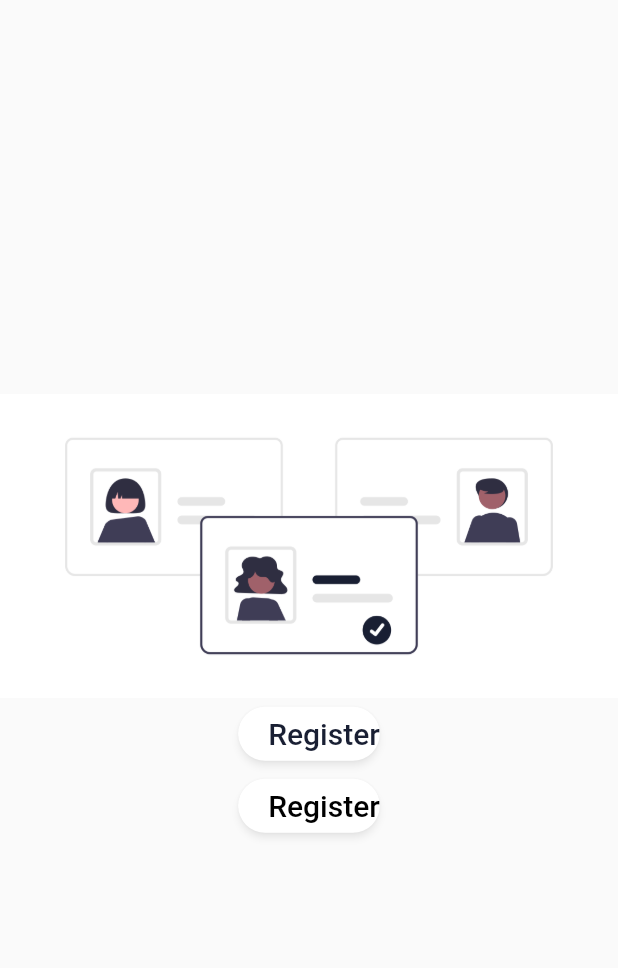
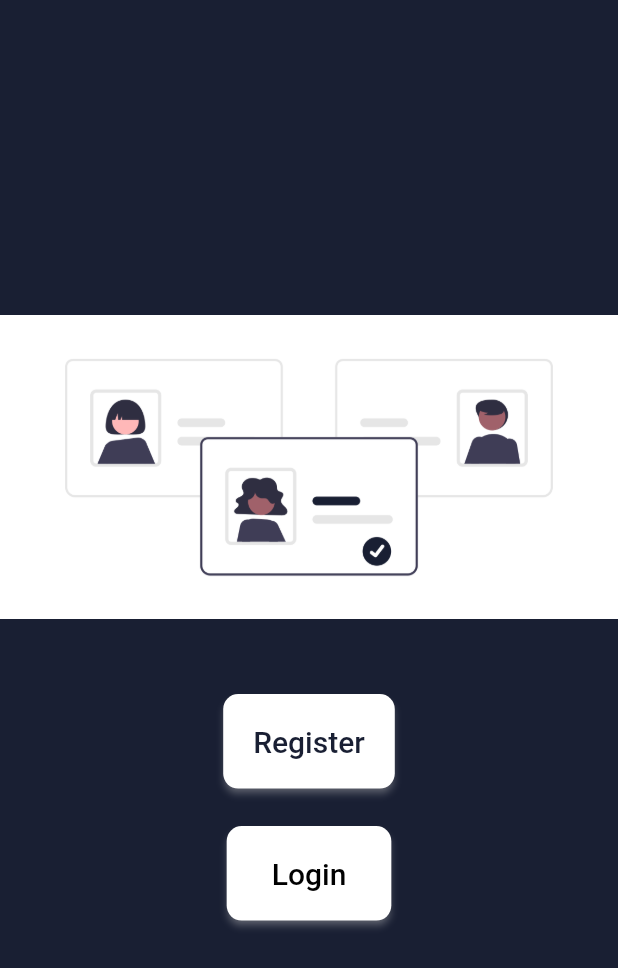
Before and after one commit to KhushbooGupta2111/Covitendance, a Flutter app: the screen it shows after launch, on a phone screen of 412 x 824 dp. Shown: the top 968 px of the screen. Run offline on Flutter 3.47's test engine with Material 2 defaults, Android fonts, the light colour scheme and no system bars; missing offline and left inert: splash_screen_view.

Commit message:
Changes in buttons

```diff
--- a/lib/pages/signup_login.dart
+++ b/lib/pages/signup_login.dart
@@ -11,7 +11,9 @@ class SignUp_Login extends StatelessWidget {
   @override
   Widget build(BuildContext context) {
     return Scaffold(
+      backgroundColor: mainColor_blue,
       body: Container(
+
         child: Center(
           child: Column(
             mainAxisAlignment: MainAxisAlignment.center,
@@ -20,6 +22,7 @@ class SignUp_Login extends StatelessWidget {
               Image.asset(
                 SignUp_Login_Image,
               ),
+              SizedBox(height: 50,),
               ElevatedButton(
                 onPressed: () {},
                 child: Text(
@@ -30,28 +33,29 @@ class SignUp_Login extends StatelessWidget {
                   ),
                 ),
                 style: ElevatedButton.styleFrom(
-                    padding: EdgeInsets.only(left: 20),
+                    padding: EdgeInsets.all(20),
                     primary: Colors.white,
                     //onPrimary: Colors.black,
                     shadowColor: Colors.white60,
                     shape: RoundedRectangleBorder(
-                        borderRadius: BorderRadius.circular(20))),
+                        borderRadius: BorderRadius.circular(10))),
               ),
+              SizedBox(height: 25,),
               ElevatedButton(
                 onPressed: () {},
                 child: Text(
-                  "Register",
+                  "Login",
                   style: TextStyle(
                     fontSize: 20,
                   ),
                 ),
                 style: ElevatedButton.styleFrom(
-                    padding: EdgeInsets.only(left: 20),
+                    padding: EdgeInsets.only(top: 20, bottom: 20, left: 30, right: 30),
                     primary: Colors.white,
                     onPrimary: Colors.black,
                     shadowColor: Colors.white60,
                     shape: RoundedRectangleBorder(
-                        borderRadius: BorderRadius.circular(20))),
+                        borderRadius: BorderRadius.circular(10))),
               )
             ],
           ),
```
